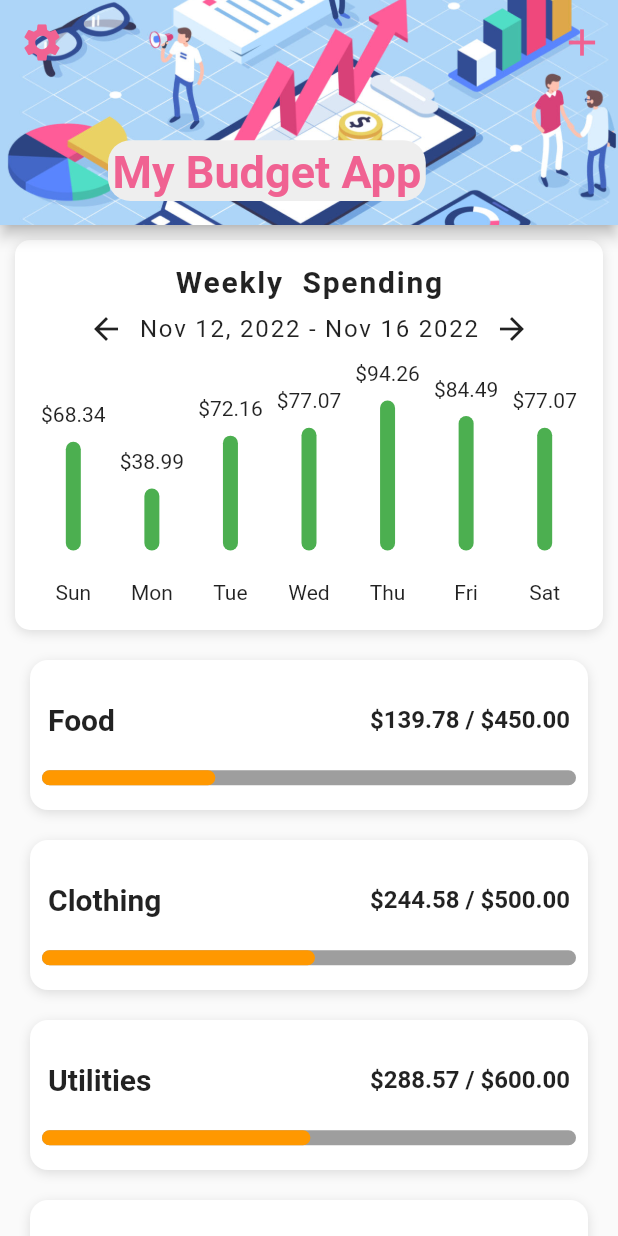
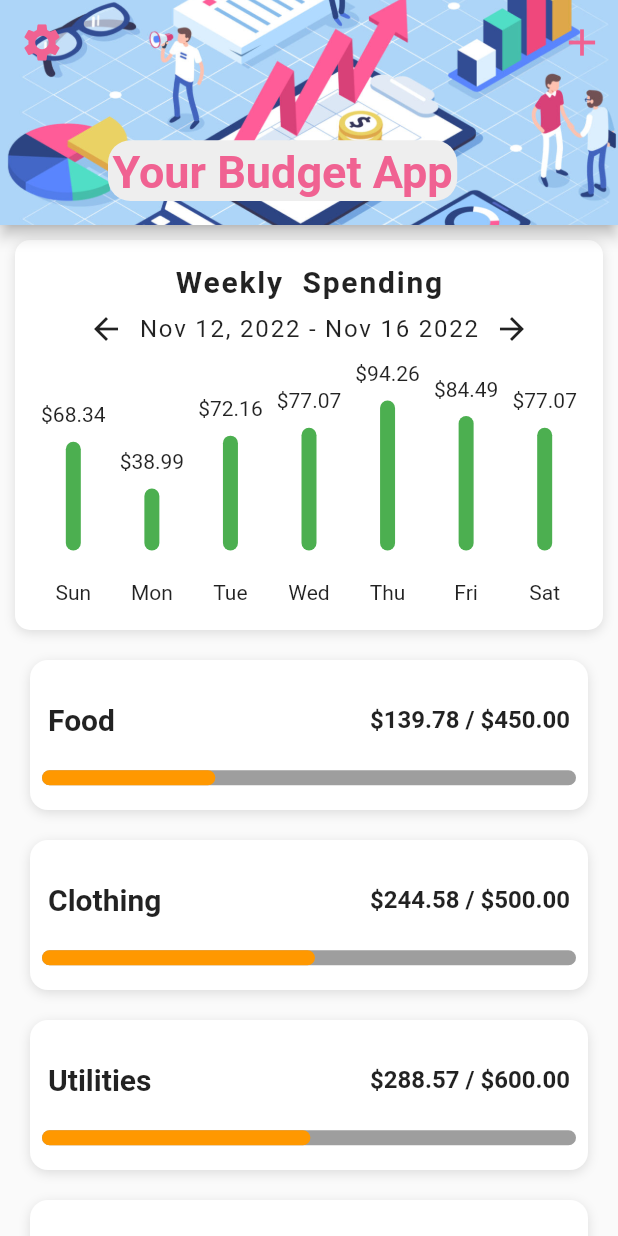
Before and after one commit to Ugocode/Budget-App, a Flutter app: the screen it shows after launch, on a phone screen of 412 x 824 dp. Run offline on Flutter 3.47's test engine with Material 2 defaults, Android fonts, the phone set to English and light mode, and no system bars.

Commit message:
title adjustment

```diff
--- a/lib/Screens/home_screen.dart
+++ b/lib/Screens/home_screen.dart
@@ -129,7 +129,7 @@ class _HomeScreenState extends State<HomeScreen> {
                 child: Padding(
                   padding: const EdgeInsets.all(2.0),
                   child: Text(
-                    'My Budget App',
+                    'Your Budget App',
                     style: TextStyle(
                         color: Colors.pink[300], fontWeight: FontWeight.bold),
                   ),
```
